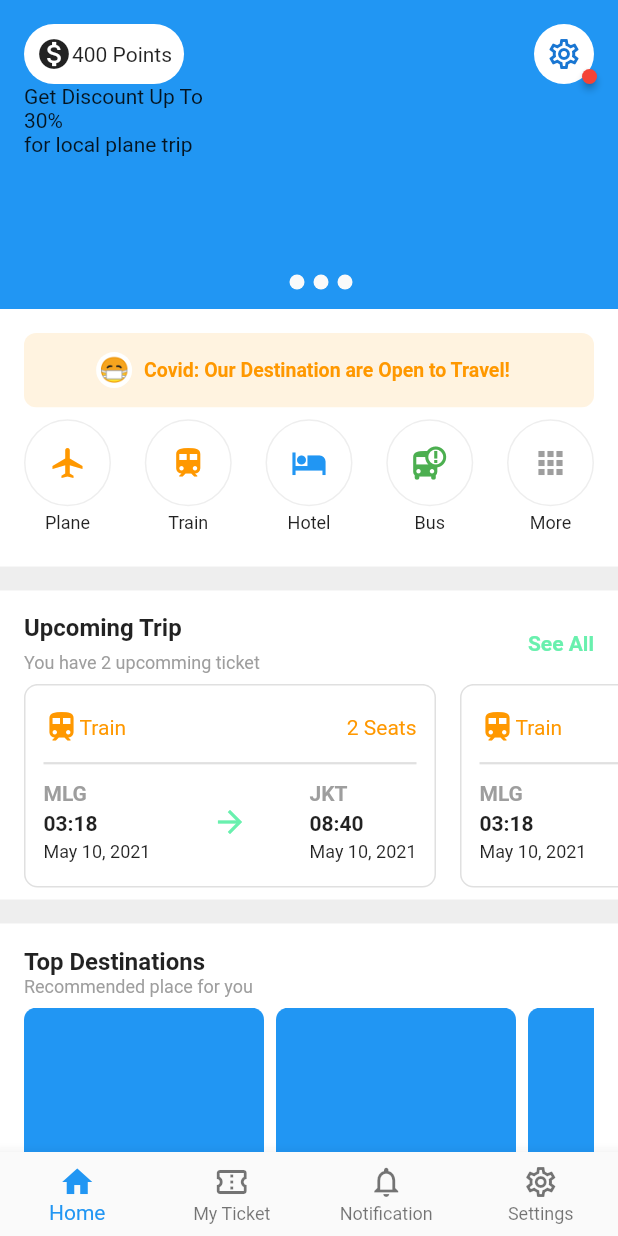
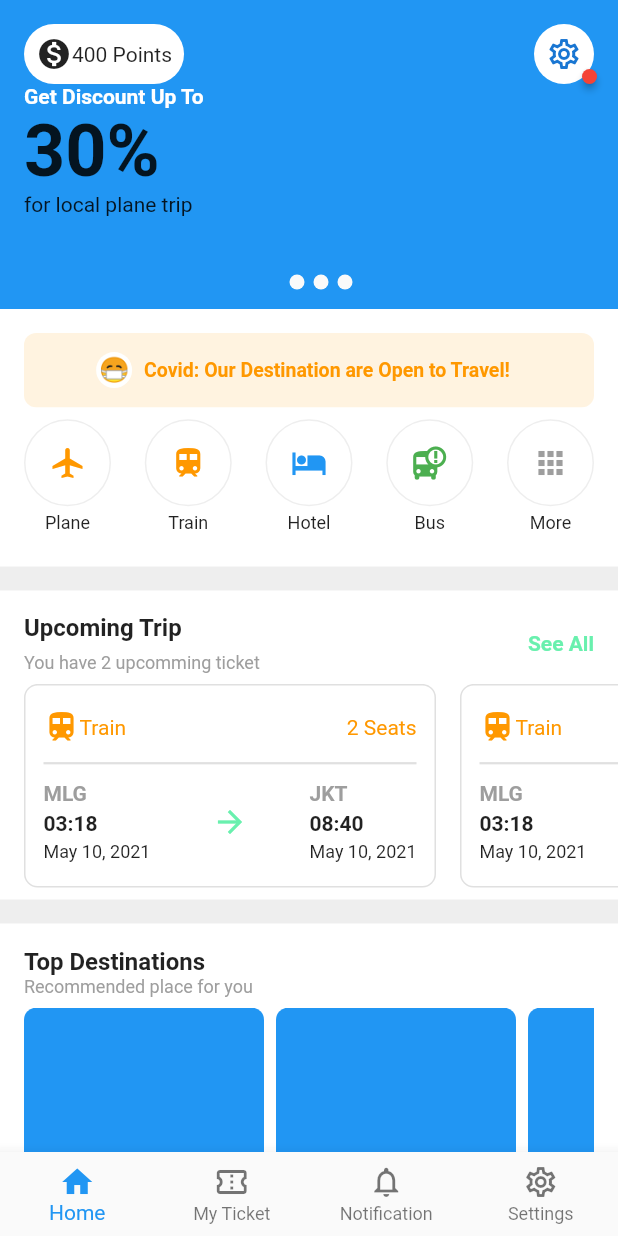
Before and after one commit to JAICHANGPARK/flutter_notebook_11th_story, a Flutter app: the screen it shows after launch, on a phone screen of 412 x 824 dp. Run offline on Flutter 3.47's test engine with Material 2 defaults, Android fonts, the phone set to English and light mode, and no system bars; drawn by our look-alikes of badges; our stand-ins replace backdrop, flutter_inner_drawer, flutter_slidable, flutter_swiper, google_fonts.

Commit message:
Update ticket_booking_home_page.dart

```diff
--- a/lib/ep710_ticket_booking_app/ticket_booking_home_page.dart
+++ b/lib/ep710_ticket_booking_app/ticket_booking_home_page.dart
@@ -75,8 +75,14 @@ class _TicketBookingHomePageState extends State<TicketBookingHomePage> {
                               )
                             ],
                           ),
-                          Text("Get Discount Up To"),
-                          Text("30%"),
+                          Text("Get Discount Up To",style: TextStyle(
+                            color: Colors.white,
+                            fontWeight: FontWeight.bold,
+                          ),),
+                          Text("30%",style: TextStyle(
+                            fontSize: 48,
+                            fontWeight: FontWeight.bold
+                          ),),
                           Text("for local plane trip")
                         ],
                       ),
```
